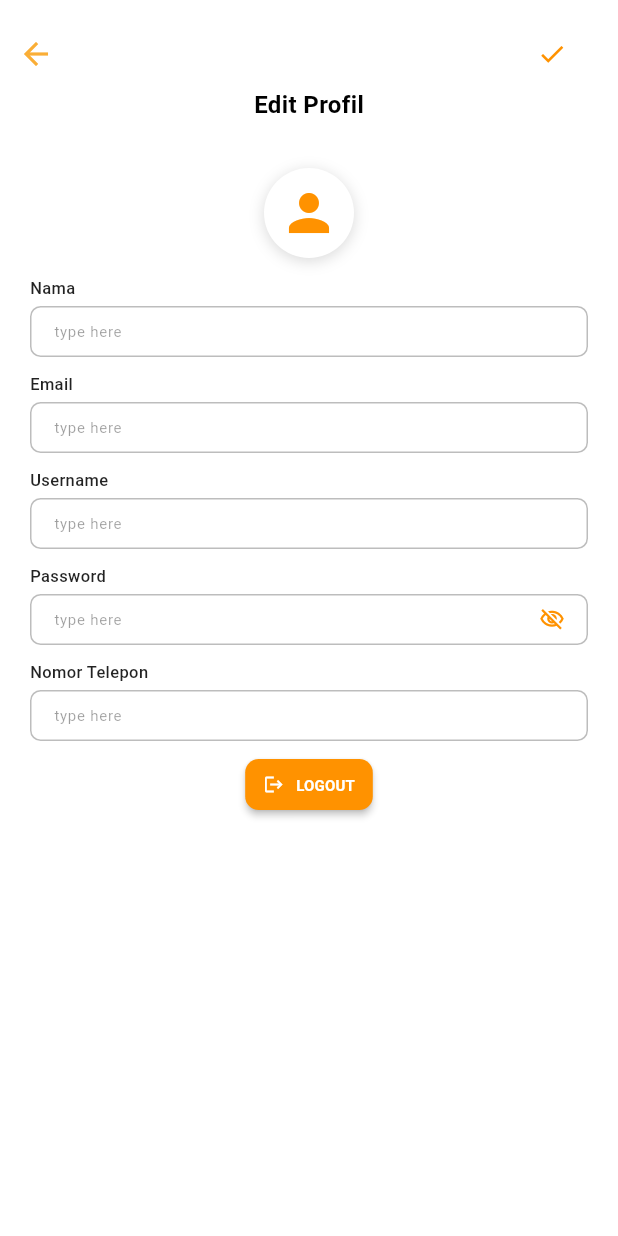
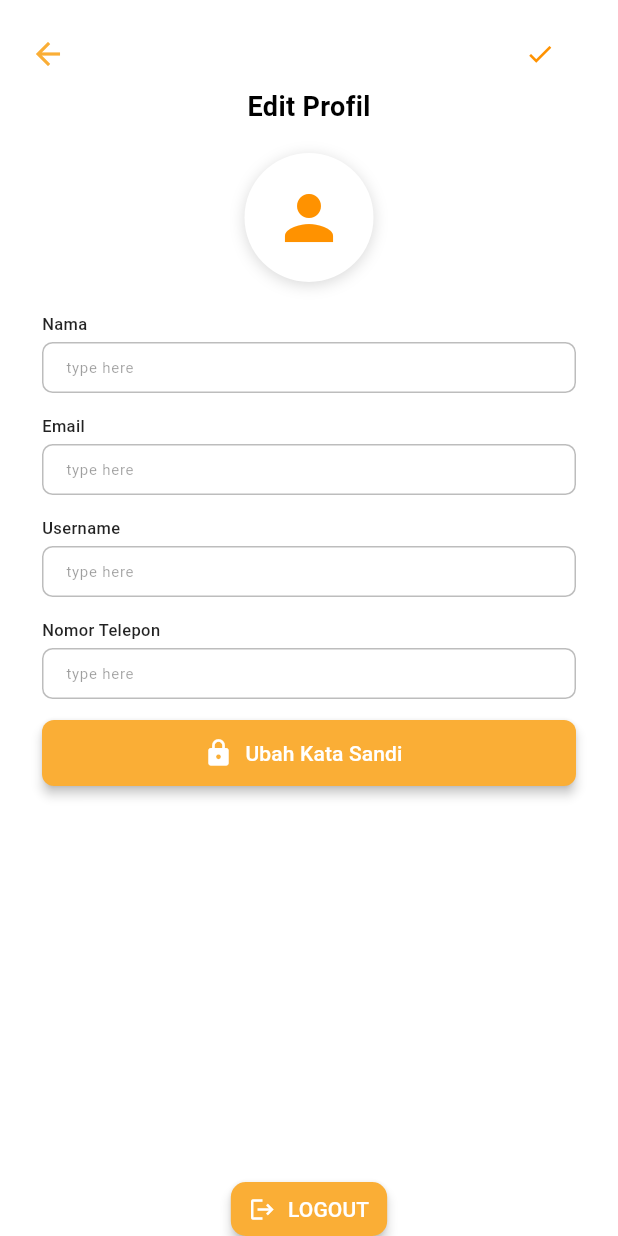
Before and after one commit to vanesakaban-eng/UAS-KEL3-MOBILE, a Flutter app: the EditProfileScreen screen opened directly, on a phone screen of 412 x 824 dp. Run offline on Flutter 3.47's test engine with Material 3 defaults, Android fonts, the phone set to English and light mode, and no system bars; our stand-ins replace camera, fl_chart, flutter_secure_storage, image_picker, shared_preferences; accounts and stored records are empty; network calls fail.

Commit message:
revisi buat kata sandi

```diff
--- a/lib/features/profile/edit_profil.dart
+++ b/lib/features/profile/edit_profil.dart
@@ -1,6 +1,7 @@
 import 'package:flutter/material.dart';
 import 'package:uku_app/data/profile_settings_repository.dart';
 import 'package:uku_app/features/auth/login_screen.dart';
+import 'package:uku_app/features/profile/change_password_screen.dart';
 import 'package:uku_app/widgets/app_back_button.dart';
 
 class EditProfileScreen extends StatefulWidget {
@@ -21,13 +22,11 @@ class EditProfileScreen extends StatefulWidget {
 
 class _EditProfileScreenState extends State<EditProfileScreen> {
   static const _orange = Color(0xFFFF9200);
-  bool _showPassword = false;
   late final ProfileSettingsRepository _repository =
       widget.repository ?? LocalProfileSettingsRepository();
   final _nameController = TextEditingController();
   final _emailController = TextEditingController();
   final _usernameController = TextEditingController();
-  final _passwordController = TextEditingController();
   final _phoneNumberController = TextEditingController();
 
   @override
@@ -41,7 +40,6 @@ class _EditProfileScreenState extends State<EditProfileScreen> {
     _nameController.dispose();
     _emailController.dispose();
     _usernameController.dispose();
-    _passwordController.dispose();
     _phoneNumberController.dispose();
     super.dispose();
   }
@@ -49,12 +47,10 @@ class _EditProfileScreenState extends State<EditProfileScreen> {
   Future<void> _loadProfile() async {
     try {
       final profile = await _repository.load();
-      final password = await _repository.loadPassword();
       if (!mounted) return;
       _nameController.text = profile.name;
       _emailController.text = profile.email;
       _usernameController.text = profile.username;
-      _passwordController.text = password ?? '';
       _phoneNumberController.text = profile.phoneNumber;
     } on Exception {
       if (mounted) _showStorageError();
@@ -70,9 +66,6 @@ class _EditProfileScreenState extends State<EditProfileScreen> {
           username: _usernameController.text.trim(),
           phoneNumber: _phoneNumberController.text.trim(),
         ),
-        password: _passwordController.text.isEmpty
-            ? null
-            : _passwordController.text,
       );
       if (!mounted) return;
       if (widget.onSaved != null) {
@@ -93,14 +86,22 @@ class _EditProfileScreenState extends State<EditProfileScreen> {
     );
   }
 
+  Future<void> _changePassword() async {
+    await Navigator.push<void>(
+      context,
+      MaterialPageRoute(
+        builder: (_) => ChangePasswordScreen(repository: _repository),
+      ),
+    );
+  }
+
   Widget _buildInputGroup(
     String label, {
     required TextEditingController controller,
-    bool isPassword = false,
     TextInputType? keyboardType,
   }) {
     return Padding(
-      padding: const EdgeInsets.only(bottom: 10),
+      padding: const EdgeInsets.only(bottom: 14),
       child: Column(
         crossAxisAlignment: CrossAxisAlignment.start,
         children: [
@@ -117,7 +118,6 @@ class _EditProfileScreenState extends State<EditProfileScreen> {
             height: 34,
             child: TextFormField(
               controller: controller,
-              obscureText: isPassword && !_showPassword,
               keyboardType: keyboardType,
               style: const TextStyle(fontSize: 11),
               decoration: InputDecoration(
@@ -130,27 +130,6 @@ class _EditProfileScreenState extends State<EditProfileScreen> {
                   horizontal: 12,
                   vertical: 8,
                 ),
-                suffixIcon: isPassword
-                    ? IconButton(
-                        tooltip: _showPassword
-                            ? 'Sembunyikan password'
-                            : 'Tampilkan password',
-                        padding: EdgeInsets.zero,
-                        constraints: const BoxConstraints(
-                          minWidth: 36,
-                          minHeight: 34,
-                        ),
-                        onPressed: () =>
-                            setState(() => _showPassword = !_showPassword),
-                        icon: Icon(
-                          _showPassword
-                              ? Icons.visibility_outlined
-                              : Icons.visibility_off_outlined,
-                          size: 17,
-                          color: _orange,
-                        ),
-                      )
-                    : null,
                 border: OutlineInputBorder(
                   borderRadius: BorderRadius.circular(7),
                   borderSide: const BorderSide(color: Colors.black26),
@@ -191,16 +170,21 @@ class _EditProfileScreenState extends State<EditProfileScreen> {
     return Scaffold(
       backgroundColor: Colors.white,
       body: SafeArea(
-        child: SingleChildScrollView(
-          padding: const EdgeInsets.fromLTRB(20, 0, 20, 20),
+        child: LayoutBuilder(
+          builder: (context, constraints) => SingleChildScrollView(
+            padding: const EdgeInsets.fromLTRB(28, 0, 28, 28),
             child: Center(
               child: ConstrainedBox(
-              constraints: const BoxConstraints(maxWidth: 420),
+                constraints: BoxConstraints(
+                  maxWidth: 420,
+                  minHeight: constraints.maxHeight,
+                ),
+                child: IntrinsicHeight(
                   child: Column(
                     crossAxisAlignment: CrossAxisAlignment.stretch,
                     children: [
                       SizedBox(
-                    height: 100,
+                        height: 90,
                         child: Stack(
                           children: [
                             Positioned(
@@ -234,7 +218,7 @@ class _EditProfileScreenState extends State<EditProfileScreen> {
                                 child: Text(
                                   'Edit Profil',
                                   style: TextStyle(
-                                fontSize: 16,
+                                    fontSize: 18,
                                     fontWeight: FontWeight.bold,
                                     color: Colors.black,
                                   ),
@@ -247,8 +231,8 @@ class _EditProfileScreenState extends State<EditProfileScreen> {
                       const SizedBox(height: 12),
                       Center(
                         child: Container(
-                      width: 60,
-                      height: 60,
+                          width: 86,
+                          height: 86,
                           decoration: BoxDecoration(
                             color: Colors.white,
                             shape: BoxShape.circle,
@@ -263,45 +247,66 @@ class _EditProfileScreenState extends State<EditProfileScreen> {
                           child: const Icon(
                             Icons.person,
                             color: _orange,
-                        size: 40,
+                            size: 48,
                           ),
                         ),
                       ),
-                  const SizedBox(height: 12),
+                      const SizedBox(height: 20),
                       _buildInputGroup('Nama', controller: _nameController),
-                  _buildInputGroup('Email', controller: _emailController,
-                      keyboardType: TextInputType.emailAddress),
-                  _buildInputGroup('Username',
-                      controller: _usernameController),
-                  _buildInputGroup('Password',
-                      controller: _passwordController, isPassword: true),
+                      _buildInputGroup(
+                        'Email',
+                        controller: _emailController,
+                        keyboardType: TextInputType.emailAddress,
+                      ),
+                      _buildInputGroup(
+                        'Username',
+                        controller: _usernameController,
+                      ),
                       _buildInputGroup(
                         'Nomor Telepon',
                         controller: _phoneNumberController,
                         keyboardType: TextInputType.phone,
                       ),
-                  const SizedBox(height: 2),
+                      SizedBox(
+                        height: 44,
+                        child: ElevatedButton.icon(
+                          onPressed: _changePassword,
+                          style: ElevatedButton.styleFrom(
+                            backgroundColor: const Color(0xFFFAAE36),
+                            foregroundColor: Colors.white,
+                            shape: RoundedRectangleBorder(
+                              borderRadius: BorderRadius.circular(8),
+                            ),
+                            elevation: 3,
+                          ),
+                          icon: const Icon(Icons.lock, size: 20),
+                          label: const Text(
+                            'Ubah Kata Sandi',
+                            style: TextStyle(fontSize: 14),
+                          ),
+                        ),
+                      ),
+                      const SizedBox(height: 20),
+                      const Spacer(),
                       Center(
                         child: SizedBox(
-                      height: 34,
+                          height: 36,
                           child: ElevatedButton.icon(
                             onPressed: _logout,
                             style: ElevatedButton.styleFrom(
-                          backgroundColor: _orange,
+                              backgroundColor: const Color(0xFFFAAE36),
                               foregroundColor: Colors.white,
-                          padding: const EdgeInsets.symmetric(horizontal: 12),
+                              padding:
+                                  const EdgeInsets.symmetric(horizontal: 12),
                               shape: RoundedRectangleBorder(
-                            borderRadius: BorderRadius.circular(9),
+                                borderRadius: BorderRadius.circular(10),
                               ),
-                          elevation: 2,
+                              elevation: 3,
                             ),
-                        icon: const Icon(Icons.logout, size: 14),
+                            icon: const Icon(Icons.logout, size: 18),
                             label: const Text(
                               'LOGOUT',
-                          style: TextStyle(
-                            fontSize: 10,
-                            fontWeight: FontWeight.bold,
-                          ),
+                              style: TextStyle(fontSize: 14),
                             ),
                           ),
                         ),
@@ -312,6 +317,8 @@ class _EditProfileScreenState extends State<EditProfileScreen> {
               ),
             ),
           ),
+        ),
+      ),
     );
   }
 }
```
Also changed, not shown: lib/features/profile/change_password_screen.dart (added, +307 -0 lines), 1 other file. Lines whose indentation alone changed are shown as unchanged.
